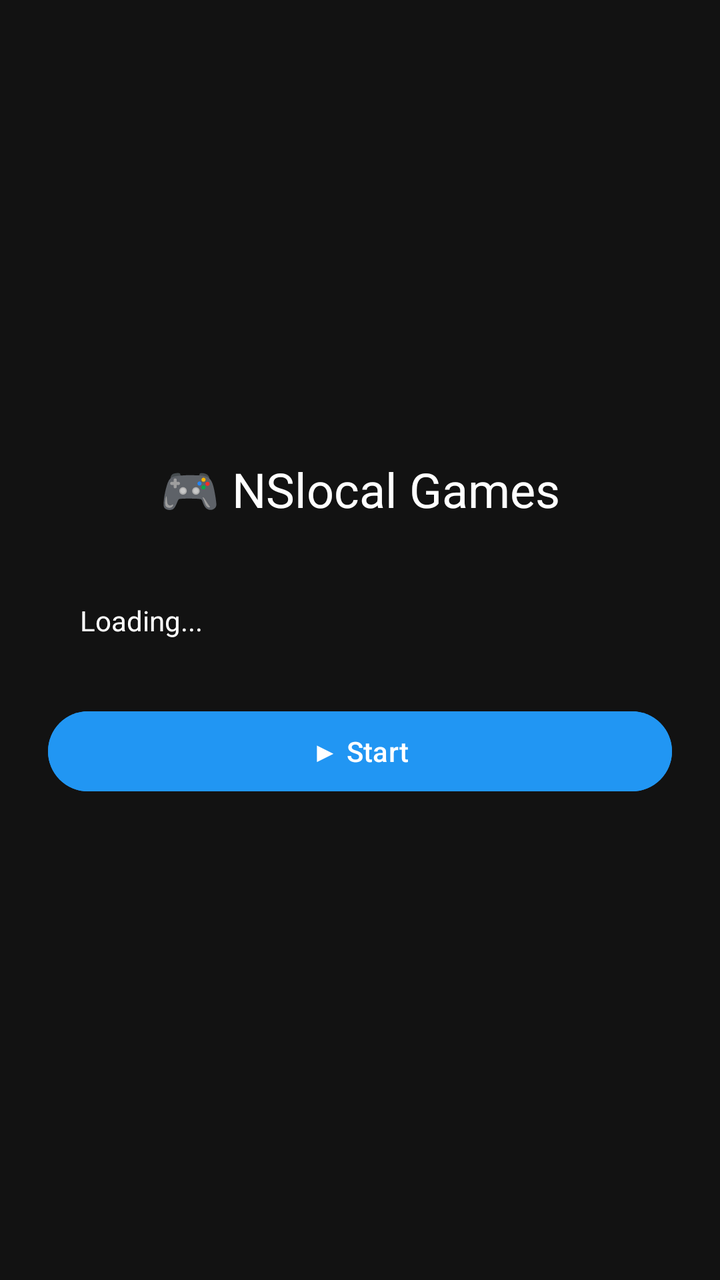
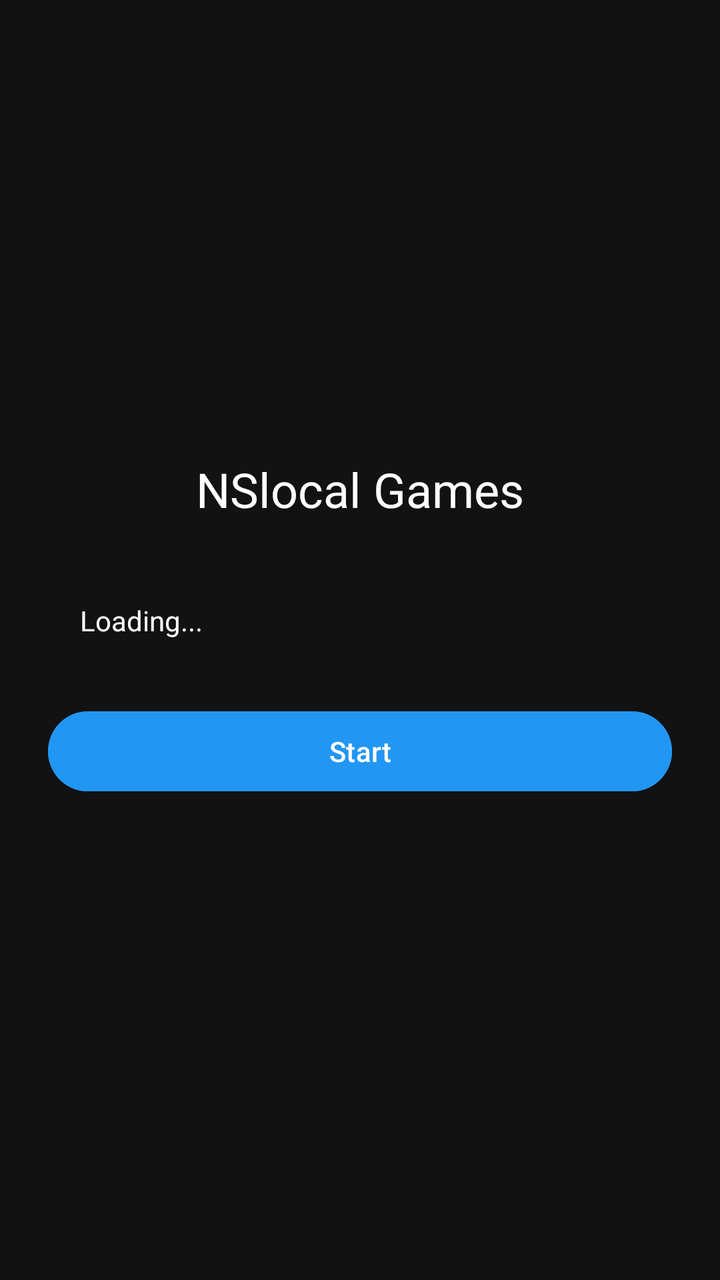

Compare the two renders of this Android layout. The source of the first and the diff that turns it into the second are given below.
<!-- AndroidManifest.xml: application theme Theme.NSlocalGames -->
<!-- res/layout/activity_main.xml -->
<?xml version="1.0" encoding="utf-8"?>
<LinearLayout xmlns:android="http://schemas.android.com/apk/res/android"
    android:layout_width="match_parent"
    android:layout_height="match_parent"
    android:orientation="vertical"
    android:background="@color/bg_dark"
    android:padding="24dp"
    android:gravity="center">
    <TextView
        android:layout_width="wrap_content"
        android:layout_height="wrap_content"
        android:text="🎮 NSlocal Games"
        android:textSize="24sp"
        android:textColor="@color/white_cpu"
        android:layout_marginBottom="24dp"/>
    <TextView
        android:id="@+id/tvDeviceInfo"
        android:layout_width="match_parent"
        android:layout_height="wrap_content"
        android:text="Loading..."
        android:textColor="@color/white_cpu"
        android:padding="16dp"
        android:layout_marginBottom="16dp"/>
    <Button
        android:id="@+id/btnStart"
        android:layout_width="match_parent"
        android:layout_height="wrap_content"
        android:text="▶ Start"
        android:backgroundTint="@color/primary"
        android:layout_marginBottom="12dp"/>
</LinearLayout>
<!-- resources referenced by this layout -->
<resources>
  <color name="bg_dark">#121212</color>
  <color name="primary">#2196F3</color>
  <color name="white_cpu">#FFFFFF</color>
  <style name="Theme.NSlocalGames" parent="Theme.Material3.Dark.NoActionBar">
          <item name="colorPrimary">@color/primary</item>
          <item name="colorOnPrimary">@color/white_cpu</item>
          <item name="colorAccent">@color/accent</item>
          <item name="android:windowBackground">@color/bg_dark</item>
          <item name="android:windowTranslucentStatus">true</item>
          <item name="android:windowTranslucentNavigation">true</item>
      </style>
  <color name="accent">#00E5FF</color>
</resources>

<!-- the commit's change to res/layout/activity_main.xml (unified diff, before → after) -->
@@ -9,7 +9,7 @@
     <TextView
         android:layout_width="wrap_content"
         android:layout_height="wrap_content"
-        android:text="🎮 NSlocal Games"
+        android:text="NSlocal Games"
         android:textSize="24sp"
         android:textColor="@color/white_cpu"
         android:layout_marginBottom="24dp"/>
@@ -25,7 +25,7 @@
         android:id="@+id/btnStart"
         android:layout_width="match_parent"
         android:layout_height="wrap_content"
-        android:text="▶ Start"
+        android:text="Start"
         android:backgroundTint="@color/primary"
         android:layout_marginBottom="12dp"/>
 </LinearLayout>
